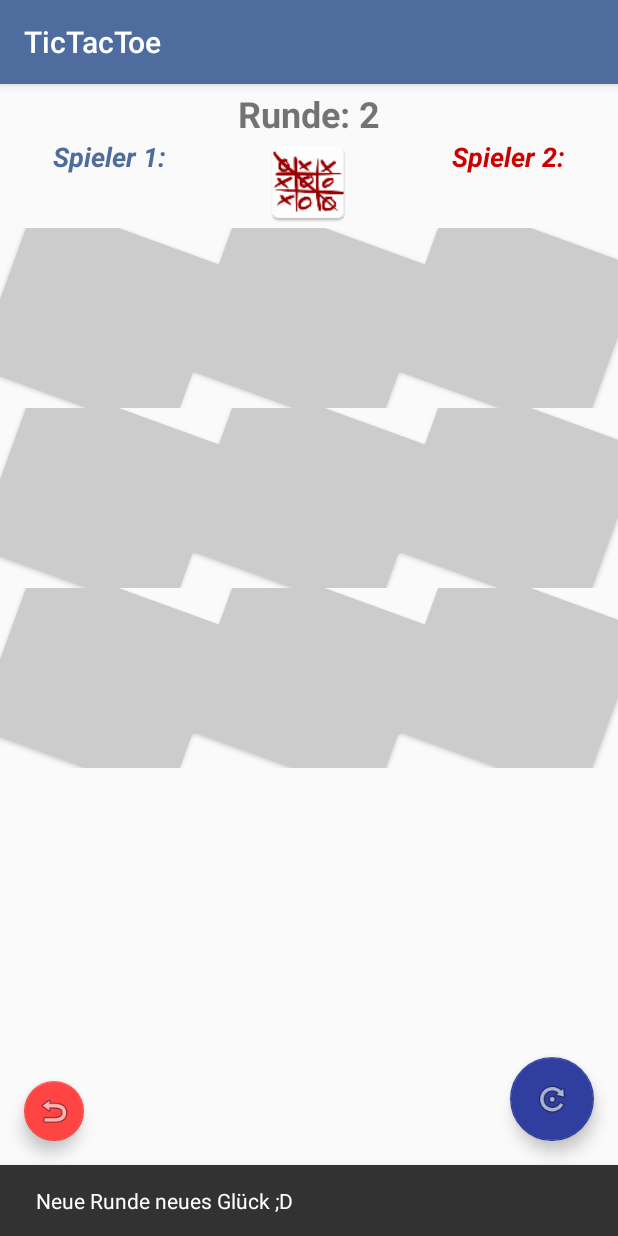
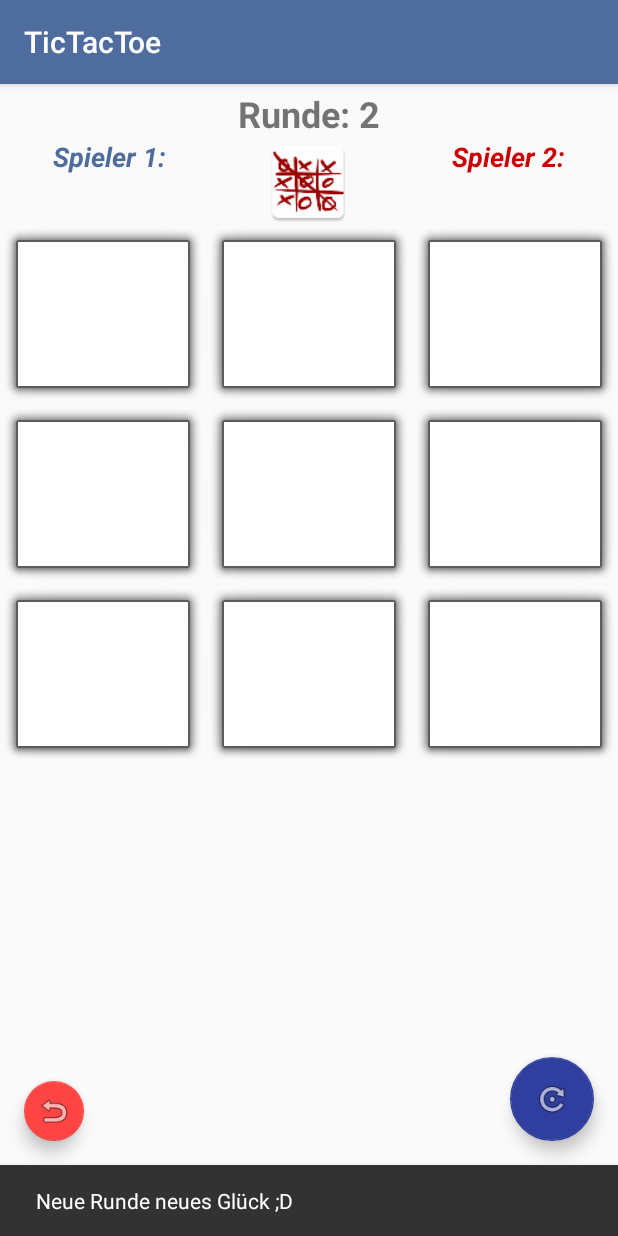
Before and after one commit to TorbenStriegel/Tic-Tac-Toe-Andoid_App, an Android app: the TicTacToe_Activity screen opened directly, with no data from a screen before it, after a tap on an icon or button, on a phone screen of 412 x 824 dp. Run offline under Robolectric (Android 15) with nearby library versions, the phone set to English and light mode, and no system bars.

Commit message:
Dritter Alpha Beta Test hocgeladen (Buttons geändert/zukünftig werden die Symbole "X" oder "O" farblich makiert und nicht mehr die ganzen Buttons)

```diff
--- a/Android_App/TicTacToe_AndroidAplication/app/build.gradle
+++ b/Android_App/TicTacToe_AndroidAplication/app/build.gradle
@@ -7,8 +7,8 @@ android {
         applicationId "de.torbennils.tictactoe"
         minSdkVersion 14
         targetSdkVersion 24
-        versionCode 2
-        versionName "0.1.1"
+        versionCode 3
+        versionName "0.1.2"
         testInstrumentationRunner "android.support.test.runner.AndroidJUnitRunner"
     }
     buildTypes {
--- a/Android_App/TicTacToe_AndroidAplication/app/src/main/java/de/torbennils/tictactoe/Buttons_Funktionen.java
+++ b/Android_App/TicTacToe_AndroidAplication/app/src/main/java/de/torbennils/tictactoe/Buttons_Funktionen.java
@@ -97,9 +97,7 @@ public class Buttons_Funktionen {
             }
         });
         for (int i =0;i < anzahlButtons;i++) {
-            buttons[i].setBackgroundColor(Color.LTGRAY);
             buttons[i].setTextColor(Color.BLACK);
-            buttons[i].setRotation(20);
         }
     }
 
@@ -113,17 +111,25 @@ public class Buttons_Funktionen {
 
     public void setFarbe(Button buttonReferenz, int buttonFarbe) {
         buttonReferenz.setBackgroundColor(buttonFarbe);
-        //gewonnen();
     }
 
     public void setText(Button buttonReferenz, String buttonText) {
-        //gewonnen();
         buttonReferenz.setText(buttonText);
+    }
+
+    public void setTextFarbe(Button buttonReferenz, int buttonFarbe) {
+        buttonReferenz.setTextColor(buttonFarbe);
+    }
+
+    public void setTextFarbeArray(Button[] buttonReferenz, int textFarbe) {
+        for (int i = 0; i < buttonReferenz.length; i++) {
+            buttonReferenz[i].setTextColor(textFarbe);
+        }
     }
 
     public void resetButtons() {
         for (int i =0;i < anzahlButtons;i++){
-            buttons[i].setBackgroundColor(Color.LTGRAY);
+            buttons[i].setTextColor(Color.BLACK);
             buttons[i].setText("");
         }
 
--- a/Android_App/TicTacToe_AndroidAplication/app/src/main/java/de/torbennils/tictactoe/Logik.java
+++ b/Android_App/TicTacToe_AndroidAplication/app/src/main/java/de/torbennils/tictactoe/Logik.java
@@ -415,7 +415,7 @@ public class Logik {
 
 
 
-            funktionen_buttons.setFarbeArray(ubergeben,i);
+            funktionen_buttons.setTextFarbeArray(ubergeben,i);
     }
 
 }
--- a/Android_App/TicTacToe_AndroidAplication/app/src/main/res/layout/content_tic_tac_toe_.xml
+++ b/Android_App/TicTacToe_AndroidAplication/app/src/main/res/layout/content_tic_tac_toe_.xml
@@ -77,7 +77,8 @@
                 android:layout_weight="1"
                 android:textSize="36sp"
                 android:textStyle="normal|bold"
-                android:textColor="@android:color/darker_gray" />
+                android:textColor="@android:color/darker_gray"
+                android:background="@android:drawable/alert_light_frame" />
 
             <Button
                 android:layout_width="wrap_content"
@@ -86,7 +87,8 @@
                 android:layout_weight="1"
                 android:textSize="36sp"
                 android:textStyle="normal|bold"
-                android:textColor="@android:color/darker_gray" />
+                android:textColor="@android:color/darker_gray"
+                android:background="@android:drawable/alert_light_frame" />
 
             <Button
                 android:layout_width="wrap_content"
@@ -95,7 +97,8 @@
                 android:layout_weight="1"
                 android:textSize="36sp"
                 android:textStyle="normal|bold"
-                android:textColor="@android:color/darker_gray" />
+                android:textColor="@android:color/darker_gray"
+                android:background="@android:drawable/alert_light_frame" />
         </LinearLayout>
 
         <LinearLayout
@@ -109,7 +112,8 @@
                 android:layout_weight="1"
                 android:textSize="36sp"
                 android:textStyle="normal|bold"
-                android:textColor="@android:color/darker_gray" />
+                android:textColor="@android:color/darker_gray"
+                android:background="@android:drawable/alert_light_frame" />
 
             <Button
                 android:layout_width="wrap_content"
@@ -118,7 +122,8 @@
                 android:layout_weight="1"
                 android:textSize="36sp"
                 android:textStyle="normal|bold"
-                android:textColor="@android:color/darker_gray" />
+                android:textColor="@android:color/darker_gray"
+                android:background="@android:drawable/alert_light_frame" />
 
             <Button
                 android:layout_width="wrap_content"
@@ -127,7 +132,8 @@
                 android:layout_weight="1"
                 android:textSize="36sp"
                 android:textStyle="normal|bold"
-                android:textColor="@android:color/darker_gray" />
+                android:textColor="@android:color/darker_gray"
+                android:background="@android:drawable/alert_light_frame" />
         </LinearLayout>
 
         <LinearLayout
@@ -141,7 +147,8 @@
                 android:layout_weight="1"
                 android:textSize="36sp"
                 android:textStyle="normal|bold"
-                android:textColor="@android:color/darker_gray" />
+                android:textColor="@android:color/darker_gray"
+                android:background="@android:drawable/alert_light_frame" />
 
             <Button
                 android:layout_width="wrap_content"
@@ -150,7 +157,8 @@
                 android:layout_weight="1"
                 android:textSize="36sp"
                 android:textStyle="normal|bold"
-                android:textColor="@android:color/darker_gray" />
+                android:textColor="@android:color/darker_gray"
+                android:background="@android:drawable/alert_light_frame" />
 
             <Button
                 android:layout_width="wrap_content"
@@ -159,7 +167,8 @@
                 android:layout_weight="1"
                 android:textSize="36sp"
                 android:textStyle="normal|bold"
-                android:textColor="@android:color/darker_gray" />
+                android:textColor="@android:color/darker_gray"
+                android:background="@android:drawable/alert_light_frame" />
 
         </LinearLayout>
         <Space
```
Also changed, not shown: 1 other file.
